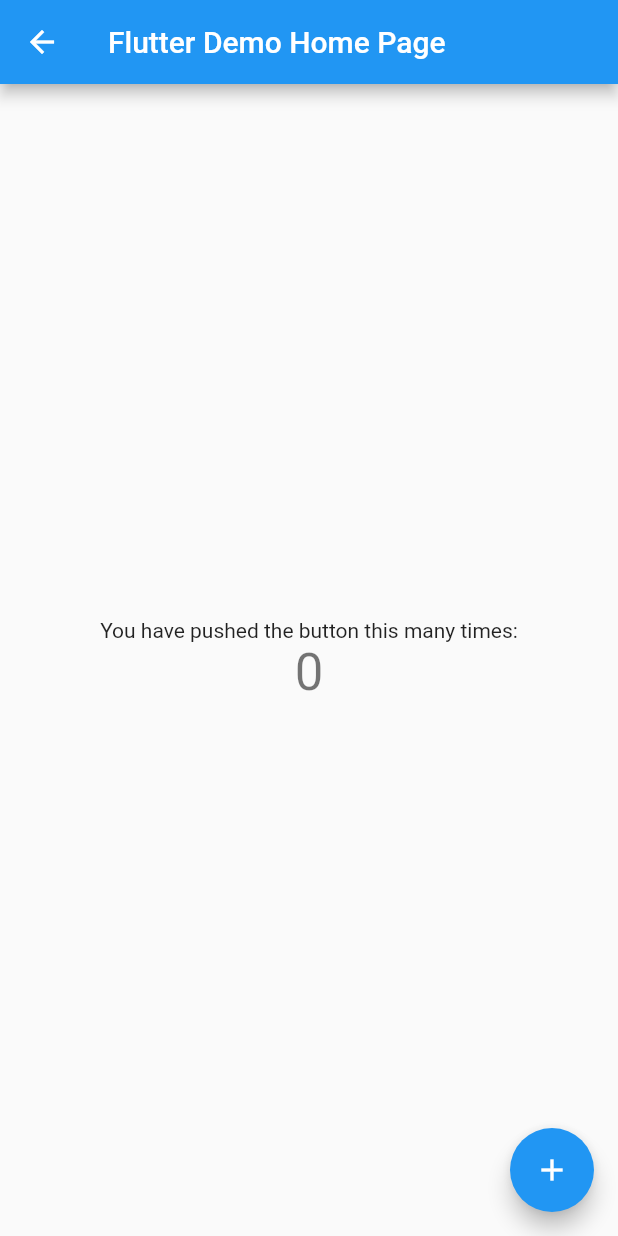
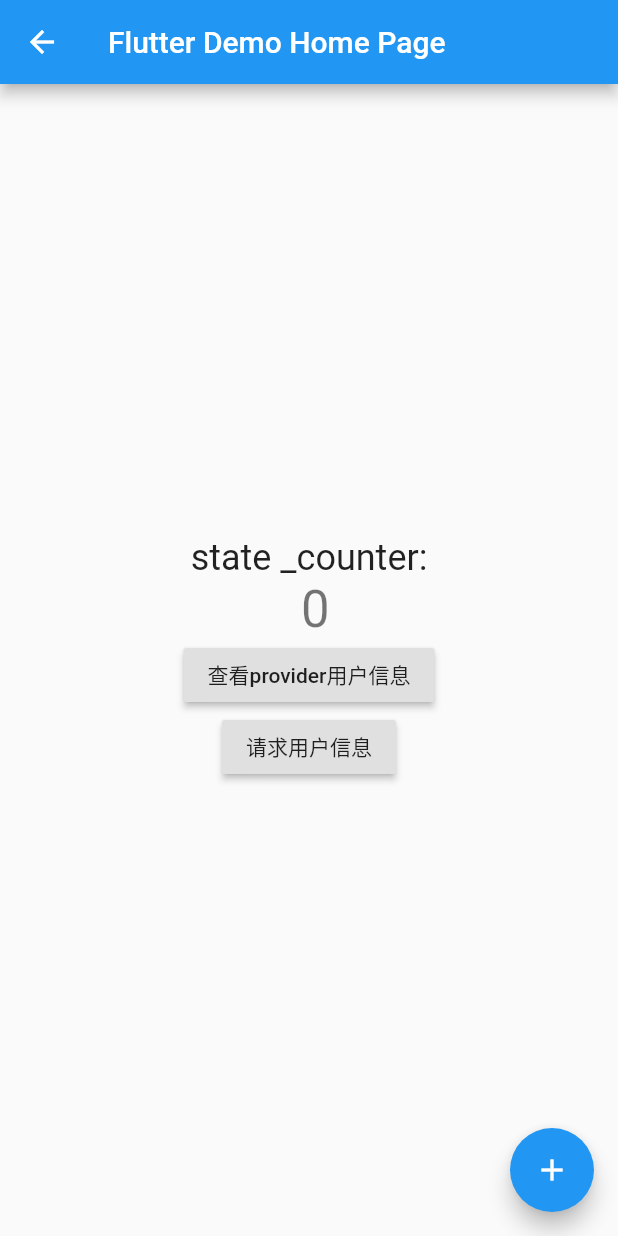
Before and after one commit to ty-Ting/learnFlutter, a Flutter app: the MyHomePage screen opened directly, on a phone screen of 412 x 824 dp. Run offline on Flutter 3.47's test engine with Material 2 defaults, Android fonts, the phone set to English and light mode, and no system bars; our stand-ins replace dio, fluro, shared_preferences, webview_flutter; accounts and stored records are empty; generated files the repository leaves out were written again; statements that could not run were skipped.

```diff
--- a/json/profile.json
+++ b/json/profile.json
@@ -1,5 +1,4 @@
 {
-  "user": "$user",
   "accessToken": "",
   "tokenType": 5678,
   "cache": "$cacheConfig",
--- a/lib/application.dart
+++ b/lib/application.dart
@@ -2,6 +2,7 @@ import 'package:fluro/fluro.dart';
 import 'package:flutter/material.dart';
 import 'package:my_first_flutter/models/counterModel.dart';
 import 'package:my_first_flutter/models/loginModel.dart';
+import 'package:my_first_flutter/models/userModel.dart';
 import 'package:my_first_flutter/pages/entry_page.dart';
 import 'package:provider/provider.dart';
 
@@ -17,6 +18,7 @@ class App extends StatelessWidget {
       providers: [
         ChangeNotifierProvider.value(value: LoginModel()),
         ChangeNotifierProvider.value(value: CounterModel()),
+        ChangeNotifierProvider.value(value: UserModel()),
         Provider<int>.value(value: 36),
       ],
       child: MaterialApp(
--- a/lib/jsonTomodels/user.dart
+++ b/lib/jsonTomodels/user.dart
@@ -5,15 +5,28 @@ part 'user.g.dart';
 class User {
     User();
 
+    num id;
+    String name;
+    String weChatNumber;
     num authUserId;
-    String openId;
-    String unionId;
-    String name;
-    String username;
+    num customerId;
+    List buildingIdList;
+    String status;
+    String role;
+    List permissions;
+    List modules;
+    Map<String,dynamic> dataAccessLevel;
+    String creatorId;
+    String dateCreate;
+    bool riskstorm;
+    String email;
+    String userTel;
+    String invitedUrl;
+    bool master;
+    bool currency;
+    List customRoles;
     String avatar;
-    String email;
-    String phoneNumber;
-    List authorities;
+    String authUserName;
 
     factory User.fromJson(Map<String,dynamic> json) => _$UserFromJson(json);
     Map<String, dynamic> toJson() => _$UserToJson(this);
--- /dev/null
+++ b/lib/models/userModel.dart
@@ -0,0 +1,13 @@
+import 'package:flutter/material.dart';
+import 'package:my_first_flutter/jsonTomodels/user.dart';
+
+class UserModel extends ChangeNotifier {
+  User _user = new User();
+
+  User get user => _user;
+
+  void saveUser(obj) {
+    _user = obj;
+    notifyListeners();
+  }
+}
--- a/lib/pages/home_page.dart
+++ b/lib/pages/home_page.dart
@@ -1,5 +1,10 @@
 import 'package:flutter/material.dart';
+import 'package:my_first_flutter/application.dart';
+import 'package:my_first_flutter/jsonTomodels/user.dart';
+import 'package:my_first_flutter/models/userModel.dart';
+import 'package:my_first_flutter/routes/routes.dart';
 import 'package:my_first_flutter/utils/request.dart';
+import 'package:provider/provider.dart';
 
 class MyHomePage extends StatefulWidget {
   MyHomePage({Key key, this.title}) : super(key: key);
@@ -20,6 +25,11 @@ class MyHomePage extends StatefulWidget {
 }
 
 class _MyHomePageState extends State<MyHomePage> {
+  @override
+  void initState() {
+    super.initState();
+  }
+
   int _counter = 0;
 
   void _incrementCounter() {
@@ -34,8 +44,23 @@ class _MyHomePageState extends State<MyHomePage> {
     });
   }
 
+  void _fetchUserMe() async {
+    // 查找用户详情
+    var data = await fetch(
+        "https://staging-app.creams.io/api/web/users/info?clientId=creams_web_app");
+    if (data != null) {
+      print('---------用户详情--------');
+      print(data.toString());
+      print('----------end------------');
+      var user = User.fromJson(data);
+      Provider.of<UserModel>(context, listen: false).saveUser(user);
+    }
+  }
+
   void getList() async {
-    var data = await fetch("crm-promotion/support-cities", noToken: true);
+    var data = await fetch(
+        "https://staging-api.creams.io/crm-promotion/support-cities",
+        noToken: true);
     print(data.toString());
   }
 
@@ -73,12 +98,23 @@ class _MyHomePageState extends State<MyHomePage> {
           // horizontal).
           mainAxisAlignment: MainAxisAlignment.center,
           children: <Widget>[
+            Text('state _counter:', style: TextStyle(fontSize: 24)),
             Text(
-              'You have pushed the button this many times:',
+              ' $_counter',
+              style: Theme.of(context).textTheme.display1,
             ),
-            Text(
-              '$_counter',
-              style: Theme.of(context).textTheme.display1,
+            RaisedButton(
+              child: Text('查看provider用户信息'),
+              onPressed: () {
+                Application.router
+                    .navigateTo(context, Routes.second, replace: false);
+              },
+            ),
+            RaisedButton(
+              child: Text('请求用户信息'),
+              onPressed: () {
+                _fetchUserMe();
+              },
             ),
           ],
         ),
--- a/lib/pages/login_page.dart
+++ b/lib/pages/login_page.dart
@@ -49,7 +49,6 @@ class _LoginPageState extends State<LoginPage> {
               var fs = f.split("=");
               var k = camelCase(fs[0]);
               var v = fs[1];
-              print('${k}:${v}');
               _login.setInfo(k, v);
               info[k] = v;
             });
```
Also changed, not shown: json/user.json (+21 -8 lines), lib/constants/Global.dart (+27 -1 lines), lib/pages/second_page.dart (+25 -6 lines), lib/utils/cache_request.dart (+12 -4 lines), lib/utils/request.dart (+6 -4 lines), lib/jsonTomodels/user.g.dart.
